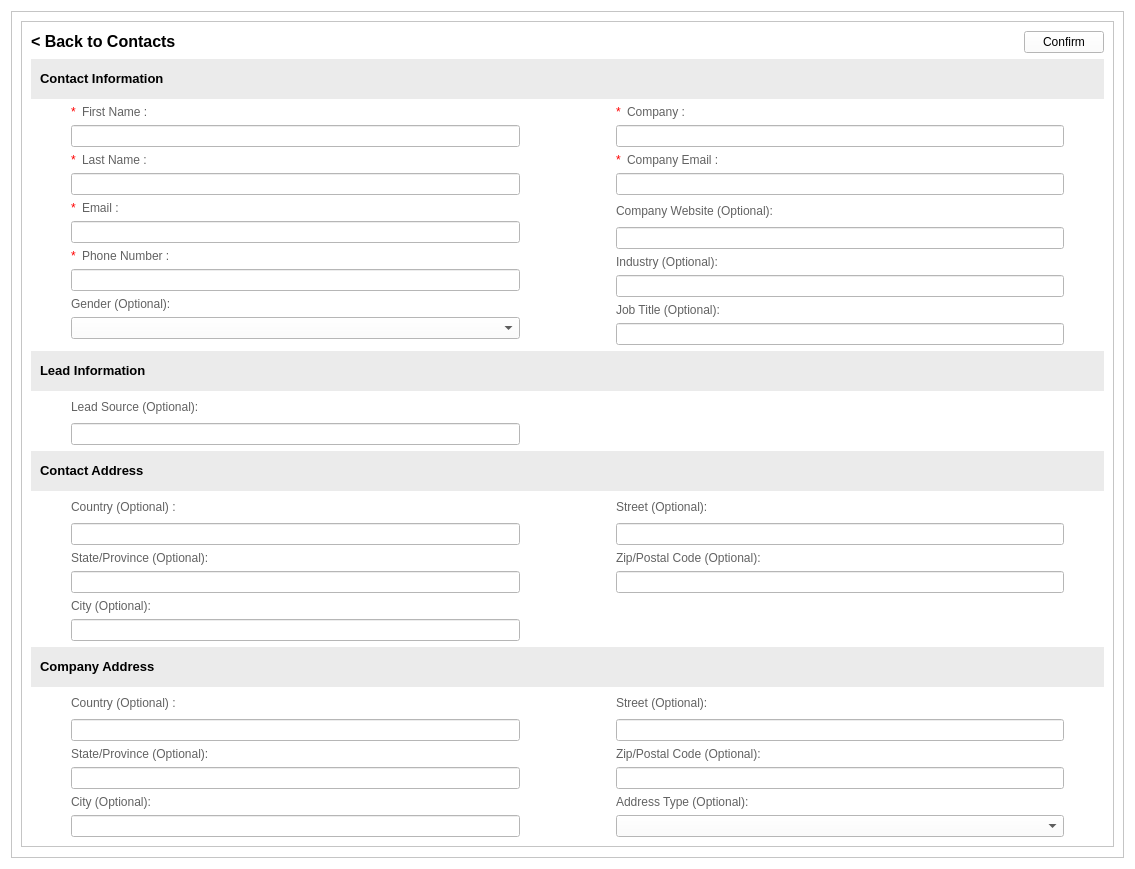
ImGaby123/SalesOptimizer-CRM, file CRM/views/ui/contacts_update.ui: the form before one commit.
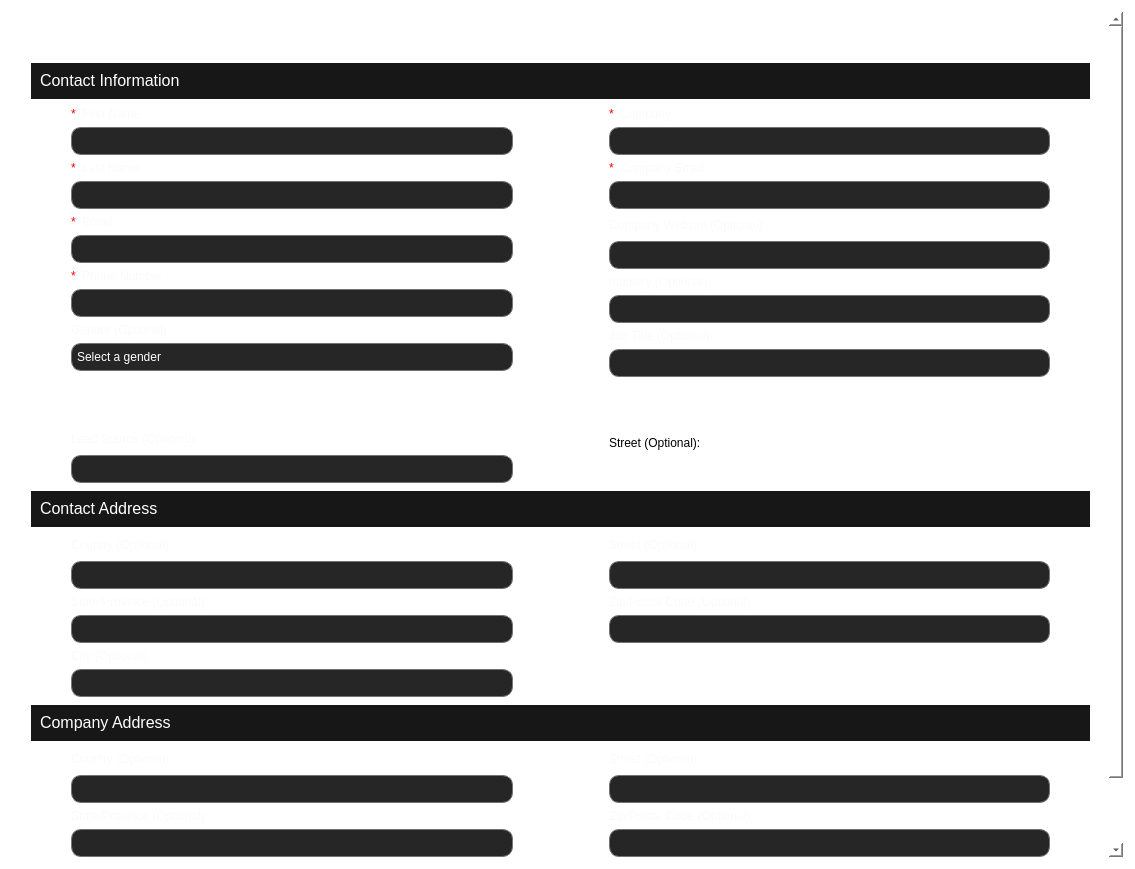
The form after the commit. Icons and pictures are not drawn.

What changed in the file:
```diff
--- a/CRM/views/ui/contacts_update.ui
+++ b/CRM/views/ui/contacts_update.ui
@@ -20,7 +20,10 @@
    <string>Edit Contact</string>
   </property>
   <property name="styleSheet">
-   <string notr="true">background-color: rgb(255, 255, 255);</string>
+   <string notr="true">background-color: transparent;
+background-color: rgb(255, 255, 255);
+
+</string>
   </property>
   <layout class="QGridLayout" name="gridLayout_11">
    <item row="0" column="0">
@@ -32,7 +35,8 @@
       </sizepolicy>
      </property>
      <property name="styleSheet">
-      <string notr="true">background-color: rgb(255, 255, 255);</string>
+      <string notr="true">background-color: transparent;
+</string>
      </property>
      <property name="widgetResizable">
       <bool>true</bool>
@@ -44,9 +48,9 @@
       <property name="geometry">
        <rect>
         <x>0</x>
-        <y>-197</y>
+        <y>0</y>
         <width>1094</width>
-        <height>1042</height>
+        <height>1186</height>
        </rect>
       </property>
       <property name="sizePolicy">
@@ -90,8 +94,8 @@
           </size>
          </property>
          <property name="styleSheet">
-          <string notr="true">
-background-color: rgb(255, 255, 255);</string>
+          <string notr="true">background-color: transparent;
+</string>
          </property>
          <property name="frameShape">
           <enum>QFrame::Shape::StyledPanel</enum>
@@ -140,6 +144,16 @@
                   <height>16777215</height>
                  </size>
                 </property>
+                <property name="styleSheet">
+                 <string notr="true">QLineEdit {
+    background-color: #262626;
+    border: 1px solid #737373;
+    color: white;
+	border-radius: 10px;
+	padding: 5px;
+	font: 10pt &quot;Segoe UI&quot;;
+}</string>
+                </property>
                </widget>
               </item>
               <item row="10" column="0">
@@ -151,7 +165,7 @@
                  </sizepolicy>
                 </property>
                 <property name="styleSheet">
-                 <string notr="true">color: rgb(98, 98, 98);</string>
+                 <string notr="true">color: #FAFAFA;</string>
                 </property>
                 <property name="text">
                  <string>Job Title (Optional):</string>
@@ -178,6 +192,16 @@
                   <height>16777215</height>
                  </size>
                 </property>
+                <property name="styleSheet">
+                 <string notr="true">QLineEdit {
+    background-color: #262626;
+    border: 1px solid #737373;
+    color: white;
+	border-radius: 10px;
+	padding: 5px;
+	font: 10pt &quot;Segoe UI&quot;;
+}</string>
+                </property>
                </widget>
               </item>
               <item row="0" column="0">
@@ -207,7 +231,7 @@
                    </sizepolicy>
                   </property>
                   <property name="styleSheet">
-                   <string notr="true">color: rgb(98, 98, 98);</string>
+                   <string notr="true">color: #FAFAFA;</string>
                   </property>
                   <property name="text">
                    <string>Company :</string>
@@ -236,6 +260,16 @@
                   <height>16777215</height>
                  </size>
                 </property>
+                <property name="styleSheet">
+                 <string>QLineEdit {
+    background-color: #262626;
+    border: 1px solid #737373;
+    color: white;
+	border-radius: 10px;
+	padding: 5px;
+	font: 10pt &quot;Segoe UI&quot;;
+}</string>
+                </property>
                </widget>
               </item>
               <item row="1" column="0">
@@ -258,6 +292,16 @@
                   <height>16777215</height>
                  </size>
                 </property>
+                <property name="styleSheet">
+                 <string notr="true">QLineEdit {
+    background-color: #262626;
+    border: 1px solid #737373;
+    color: white;
+	border-radius: 10px;
+	padding: 5px;
+	font: 10pt &quot;Segoe UI&quot;;
+}</string>
+                </property>
                </widget>
               </item>
               <item row="8" column="0">
@@ -269,7 +313,7 @@
                  </sizepolicy>
                 </property>
                 <property name="styleSheet">
-                 <string notr="true">color: rgb(98, 98, 98);</string>
+                 <string notr="true">color: #FAFAFA;</string>
                 </property>
                 <property name="text">
                  <string>Industry (Optional):</string>
@@ -285,7 +329,7 @@
                  </sizepolicy>
                 </property>
                 <property name="styleSheet">
-                 <string notr="true">color: rgb(98, 98, 98);</string>
+                 <string notr="true">color: #FAFAFA;</string>
                 </property>
                 <property name="text">
                  <string>Company Website (Optional):</string>
@@ -312,6 +356,16 @@
                   <height>16777215</height>
                  </size>
                 </property>
+                <property name="styleSheet">
+                 <string notr="true">QLineEdit {
+    background-color: #262626;
+    border: 1px solid #737373;
+    color: white;
+	border-radius: 10px;
+	padding: 5px;
+	font: 10pt &quot;Segoe UI&quot;;
+}</string>
+                </property>
                </widget>
               </item>
               <item row="6" column="1">
@@ -357,7 +411,7 @@
                    </sizepolicy>
                   </property>
                   <property name="styleSheet">
-                   <string notr="true">color: rgb(98, 98, 98);</string>
+                   <string notr="true">color: #FAFAFA;</string>
                   </property>
                   <property name="text">
                    <string>Company Email :</string>
@@ -390,6 +444,16 @@
                   <height>16777215</height>
                  </size>
                 </property>
+                <property name="styleSheet">
+                 <string notr="true">QLineEdit {
+    background-color: #262626;
+    border: 1px solid #737373;
+    color: white;
+	border-radius: 10px;
+	padding: 5px;
+	font: 10pt &quot;Segoe UI&quot;;
+}</string>
+                </property>
                </widget>
               </item>
               <item row="8" column="1">
@@ -412,6 +476,16 @@
                   <height>16777215</height>
                  </size>
                 </property>
+                <property name="styleSheet">
+                 <string notr="true">QLineEdit {
+    background-color: #262626;
+    border: 1px solid #737373;
+    color: white;
+	border-radius: 10px;
+	padding: 5px;
+	font: 10pt &quot;Segoe UI&quot;;
+}</string>
+                </property>
                </widget>
               </item>
               <item row="9" column="1">
@@ -423,7 +497,7 @@
                  </sizepolicy>
                 </property>
                 <property name="styleSheet">
-                 <string notr="true">color: rgb(98, 98, 98);</string>
+                 <string notr="true">color: #FAFAFA;</string>
                 </property>
                 <property name="text">
                  <string>Gender (Optional):</string>
@@ -450,6 +524,16 @@
                   <height>16777215</height>
                  </size>
                 </property>
+                <property name="styleSheet">
+                 <string notr="true">QLineEdit {
+    background-color: #262626;
+    border: 1px solid #737373;
+    color: white;
+	border-radius: 10px;
+	padding: 5px;
+	font: 10pt &quot;Segoe UI&quot;;
+}</string>
+                </property>
                </widget>
               </item>
               <item row="10" column="1">
@@ -461,7 +545,24 @@
                  </sizepolicy>
                 </property>
                 <property name="styleSheet">
-                 <string notr="true"/>
+                 <string notr="true">QComboBox {
+    background-color: #262626;
+    border: 1px solid #737373;
+    color: white;
+    border-radius: 10px;
+    padding: 5px;
+    font: 10pt &quot;Segoe UI&quot;;
+}
+
+QComboBox::drop-down {
+    border: none;
+}
+
+QComboBox QAbstractItemView {
+    background-color: #262626;
+    color: white;
+    border-radius: 10px;
+}</string>
                 </property>
                 <property name="currentIndex">
                  <number>-1</number>
@@ -529,7 +630,7 @@
                    </sizepolicy>
                   </property>
                   <property name="styleSheet">
-                   <string notr="true">color: rgb(98, 98, 98);</string>
+                   <string notr="true">color: #FAFAFA;</string>
                   </property>
                   <property name="text">
                    <string>First Name :</string>
@@ -558,6 +659,16 @@
                   <height>16777215</height>
                  </size>
                 </property>
+                <property name="styleSheet">
+                 <string notr="true">QLineEdit {
+    background-color: #262626;
+    border: 1px solid #737373;
+    color: white;
+	border-radius: 10px;
+	padding: 5px;
+	font: 10pt &quot;Segoe UI&quot;;
+}</string>
+                </property>
                </widget>
               </item>
               <item row="3" column="1">
@@ -587,7 +698,7 @@
                    </sizepolicy>
                   </property>
                   <property name="styleSheet">
-                   <string notr="true">color: rgb(98, 98, 98);</string>
+                   <string notr="true">color: #FAFAFA;</string>
                   </property>
                   <property name="text">
                    <string>Last Name :</string>
@@ -623,7 +734,7 @@
                    </sizepolicy>
                   </property>
                   <property name="styleSheet">
-                   <string notr="true">color: rgb(98, 98, 98);</string>
+                   <string notr="true">color: #FAFAFA;</string>
                   </property>
                   <property name="text">
                    <string>Email :</string>
@@ -659,7 +770,7 @@
                    </sizepolicy>
                   </property>
                   <property name="styleSheet">
-                   <string notr="true">color: rgb(98, 98, 98);</string>
+                   <string notr="true">color: #FAFAFA;</string>
                   </property>
                   <property name="text">
                    <string>Phone Number :</string>
@@ -689,7 +800,14 @@
                </size>
               </property>
               <property name="styleSheet">
-               <string notr="true">background-color: rgb(235, 235, 235);</string>
+               <string notr="true">QWidget {
+    background-color: #171717;
+    border-top: 2px solid #ffffff;   /* Change color/width as needed */
+    border-bottom: 2px solid #ffffff;
+    border-left: none;
+    border-right: none;
+}
+</string>
               </property>
               <layout class="QGridLayout" name="gridLayout_4">
                <item row="0" column="0">
@@ -702,12 +820,18 @@
                  </property>
                  <property name="font">
                   <font>
-                   <pointsize>10</pointsize>
-                   <bold>true</bold>
+                   <family>Segoe UI</family>
+                   <pointsize>12</pointsize>
+                   <italic>false</italic>
+                   <fontweight>Black</fontweight>
                   </font>
                  </property>
                  <property name="styleSheet">
-                  <string notr="true"/>
+                  <string notr="true">QLabel {
+    border: none;
+    color: white;
+font: 900 12pt &quot;Segoe UI&quot;;
+}</string>
                  </property>
                  <property name="text">
                   <string>Company Address </string>
@@ -724,7 +848,18 @@
             <item row="0" column="2">
              <layout class="QGridLayout" name="gridLayout_27">
               <item row="5" column="0">
-               <widget class="QLineEdit" name="company_street_line"/>
+               <widget class="QLineEdit" name="company_street_line">
+                <property name="styleSheet">
+                 <string notr="true">QLineEdit {
+    background-color: #262626;
+    border: 1px solid #737373;
+    color: white;
+	border-radius: 10px;
+	padding: 5px;
+	font: 10pt &quot;Segoe UI&quot;;
+}</string>
+                </property>
+               </widget>
               </item>
               <item row="4" column="1">
                <spacer name="horizontalSpacer_17">
@@ -751,7 +886,24 @@
                  </sizepolicy>
                 </property>
                 <property name="styleSheet">
-                 <string notr="true"/>
+                 <string notr="true">QComboBox {
+    background-color: #262626;
+    border: 1px solid #737373;
+    color: white;
+    border-radius: 10px;
+    padding: 5px;
+    font: 10pt &quot;Segoe UI&quot;;
+}
+
+QComboBox::drop-down {
+    border: none;
+}
+
+QComboBox QAbstractItemView {
+    background-color: #262626;
+    color: white;
+    border-radius: 10px;
+}</string>
                 </property>
                 <property name="currentIndex">
                  <number>-1</number>
@@ -785,7 +937,7 @@
                  </sizepolicy>
                 </property>
                 <property name="styleSheet">
-                 <string notr="true">color: rgb(98, 98, 98);</string>
+                 <string notr="true">color: #FAFAFA;</string>
                 </property>
                 <property name="text">
                  <string>Zip/Postal Code (Optional):</string>
@@ -801,7 +953,7 @@
                  </sizepolicy>
                 </property>
                 <property name="styleSheet">
-                 <string notr="true">color: rgb(98, 98, 98);</string>
+                 <string notr="true">color: #FAFAFA;</string>
                 </property>
                 <property name="text">
                  <string>Street (Optional):</string>
@@ -828,6 +980,16 @@
                   <height>16777215</height>
                  </size>
                 </property>
+                <property name="styleSheet">
+                 <string notr="true">QLineEdit {
+    background-color: #262626;
+    border: 1px solid #737373;
+    color: white;
+	border-radius: 10px;
+	padding: 5px;
+	font: 10pt &quot;Segoe UI&quot;;
+}</string>
+                </property>
                </widget>
               </item>
               <item row="9" column="0">
@@ -839,7 +1001,7 @@
                  </sizepolicy>
                 </property>
                 <property name="styleSheet">
-                 <string notr="true">color: rgb(98, 98, 98);</string>
+                 <string notr="true">color: #FAFAFA;</string>
                 </property>
                 <property name="text">
                  <string>Address Type (Optional):</string>
@@ -891,7 +1053,7 @@
                  </sizepolicy>
                 </property>
                 <property name="styleSheet">
-                 <string notr="true">color: rgb(98, 98, 98);</string>
+                 <string notr="true">color: #FAFAFA;</string>
                 </property>
                 <property name="text">
                  <string>Country (Optional) :</string>
@@ -918,6 +1080,16 @@
                   <height>16777215</height>
                  </size>
                 </property>
+                <property name="styleSheet">
+                 <string notr="true">QLineEdit {
+    background-color: #262626;
+    border: 1px solid #737373;
+    color: white;
+	border-radius: 10px;
+	padding: 5px;
+	font: 10pt &quot;Segoe UI&quot;;
+}</string>
+                </property>
                </widget>
               </item>
               <item row="3" column="1">
@@ -940,6 +1112,16 @@
                   <height>16777215</height>
                  </size>
                 </property>
+                <property name="styleSheet">
+                 <string notr="true">QLineEdit {
+    background-color: #262626;
+    border: 1px solid #737373;
+    color: white;
+	border-radius: 10px;
+	padding: 5px;
+	font: 10pt &quot;Segoe UI&quot;;
+}</string>
+                </property>
                </widget>
               </item>
               <item row="2" column="1">
@@ -951,7 +1133,7 @@
                  </sizepolicy>
                 </property>
                 <property name="styleSheet">
-                 <string notr="true">color: rgb(98, 98, 98);</string>
+                 <string notr="true">color: #FAFAFA;</string>
                 </property>
                 <property name="text">
                  <string>State/Province (Optional):</string>
@@ -967,7 +1149,7 @@
                  </sizepolicy>
                 </property>
                 <property name="styleSheet">
-                 <string notr="true">color: rgb(98, 98, 98);</string>
+                 <string notr="true">color: #FAFAFA;</string>
                 </property>
                 <property name="text">
                  <string>City (Optional):</string>
@@ -982,6 +1164,16 @@
                   <verstretch>0</verstretch>
                  </sizepolicy>
                 </property>
+                <property name="styleSheet">
+                 <string notr="true">QLineEdit {
+    background-color: #262626;
+    border: 1px solid #737373;
+    color: white;
+	border-radius: 10px;
+	padding: 5px;
+	font: 10pt &quot;Segoe UI&quot;;
+}</string>
+                </property>
                </widget>
               </item>
              </layout>
@@ -1008,8 +1200,13 @@
                </size>
               </property>
               <property name="styleSheet">
-               <string notr="true">background-color: rgb(235, 235, 235);
-
+               <string notr="true">QWidget {
+    background-color: #171717;
+    border-top: 2px solid #ffffff;   /* Change color/width as needed */
+    border-bottom: 2px solid #ffffff;
+    border-left: none;
+    border-right: none;
+}
 </string>
               </property>
               <layout class="QGridLayout" name="gridLayout_5">
@@ -1023,12 +1220,18 @@
                  </property>
                  <property name="font">
                   <font>
-                   <pointsize>10</pointsize>
-                   <bold>true</bold>
+                   <family>Segoe UI</family>
+                   <pointsize>12</pointsize>
+                   <italic>false</italic>
+                   <fontweight>Black</fontweight>
                   </font>
                  </property>
                  <property name="styleSheet">
-                  <string notr="true"/>
+                  <string notr="true">QLabel {
+    border: none;
+    color: white;
+font: 900 12pt &quot;Segoe UI&quot;;
+}</string>
                  </property>
                  <property name="text">
                   <string>Contact Information</string>
@@ -1055,7 +1258,7 @@
                    </sizepolicy>
                   </property>
                   <property name="styleSheet">
-                   <string notr="true">color: rgb(98, 98, 98);</string>
+                   <string notr="true">color: #FAFAFA;</string>
                   </property>
                   <property name="text">
                    <string>Lead Source (Optional):</string>
@@ -1084,6 +1287,16 @@
                   <height>16777215</height>
                  </size>
                 </property>
+                <property name="styleSheet">
+                 <string notr="true">QLineEdit {
+    background-color: #262626;
+    border: 1px solid #737373;
+    color: white;
+	border-radius: 10px;
+	padding: 5px;
+	font: 10pt &quot;Segoe UI&quot;;
+}</string>
+                </property>
                </widget>
               </item>
               <item row="0" column="0">
@@ -1175,7 +1388,7 @@
                  </sizepolicy>
                 </property>
                 <property name="styleSheet">
-                 <string notr="true">color: rgb(255, 255, 255);</string>
+                 <string notr="true">color: rgb(0, 0, 0);</string>
                 </property>
                 <property name="text">
                  <string>Street (Optional):</string>
@@ -1191,7 +1404,18 @@
             <item row="0" column="2">
              <layout class="QGridLayout" name="gridLayout_23">
               <item row="5" column="0">
-               <widget class="QLineEdit" name="street_line"/>
+               <widget class="QLineEdit" name="street_line">
+                <property name="styleSheet">
+                 <string notr="true">QLineEdit {
+    background-color: #262626;
+    border: 1px solid #737373;
+    color: white;
+	border-radius: 10px;
+	padding: 5px;
+	font: 10pt &quot;Segoe UI&quot;;
+}</string>
+                </property>
+               </widget>
               </item>
               <item row="4" column="0">
                <widget class="QLabel" name="StreetLabel_4">
@@ -1202,7 +1426,7 @@
                  </sizepolicy>
                 </property>
                 <property name="styleSheet">
-                 <string notr="true">color: rgb(98, 98, 98);</string>
+                 <string notr="true">color: #FAFAFA;</string>
                 </property>
                 <property name="text">
                  <string>Street (Optional):</string>
@@ -1245,6 +1469,16 @@
                   <height>16777215</height>
                  </size>
                 </property>
+                <property name="styleSheet">
+                 <string notr="true">QLineEdit {
+    background-color: #262626;
+    border: 1px solid #737373;
+    color: white;
+	border-radius: 10px;
+	padding: 5px;
+	font: 10pt &quot;Segoe UI&quot;;
+}</string>
+                </property>
                </widget>
               </item>
               <item row="7" column="0">
@@ -1256,7 +1490,7 @@
                  </sizepolicy>
                 </property>
                 <property name="styleSheet">
-                 <string notr="true">color: rgb(98, 98, 98);</string>
+                 <string notr="true">color: #FAFAFA;</string>
                 </property>
                 <property name="text">
                  <string>Zip/Postal Code (Optional):</string>
@@ -1299,7 +1533,7 @@
                  </sizepolicy>
                 </property>
                 <property name="styleSheet">
-                 <string notr="true">color: rgb(98, 98, 98);</string>
+                 <string notr="true">color: #FAFAFA;</string>
                 </property>
                 <property name="text">
                  <string>Country (Optional) :</string>
@@ -1326,6 +1560,16 @@
                   <height>16777215</height>
                  </size>
                 </property>
+                <property name="styleSheet">
+                 <string notr="true">QLineEdit {
+    background-color: #262626;
+    border: 1px solid #737373;
+    color: white;
+	border-radius: 10px;
+	padding: 5px;
+	font: 10pt &quot;Segoe UI&quot;;
+}</string>
+                </property>
                </widget>
               </item>
               <item row="3" column="1">
@@ -1348,6 +1592,16 @@
                   <height>16777215</height>
                  </size>
                 </property>
+                <property name="styleSheet">
+                 <string notr="true">QLineEdit {
+    background-color: #262626;
+    border: 1px solid #737373;
+    color: white;
+	border-radius: 10px;
+	padding: 5px;
+	font: 10pt &quot;Segoe UI&quot;;
+}</string>
+                </property>
                </widget>
               </item>
               <item row="2" column="1">
@@ -1359,7 +1613,7 @@
                  </sizepolicy>
                 </property>
                 <property name="styleSheet">
-                 <string notr="true">color: rgb(98, 98, 98);</string>
+                 <string notr="true">color: #FAFAFA;</string>
                 </property>
                 <property name="text">
                  <string>State/Province (Optional):</string>
@@ -1375,7 +1629,7 @@
                  </sizepolicy>
                 </property>
                 <property name="styleSheet">
-                 <string notr="true">color: rgb(98, 98, 98);</string>
+                 <string notr="true">color: #FAFAFA;</string>
                 </property>
                 <property name="text">
                  <string>City (Optional):</string>
@@ -1390,6 +1644,16 @@
                   <verstretch>0</verstretch>
                  </sizepolicy>
                 </property>
+                <property name="styleSheet">
+                 <string notr="true">QLineEdit {
+    background-color: #262626;
+    border: 1px solid #737373;
+    color: white;
+	border-radius: 10px;
+	padding: 5px;
+	font: 10pt &quot;Segoe UI&quot;;
+}</string>
+                </property>
                </widget>
               </item>
              </layout>
@@ -1429,7 +1693,14 @@
                </size>
               </property>
               <property name="styleSheet">
-               <string notr="true">background-color: rgb(235, 235, 235);</string>
+               <string notr="true">QWidget {
+    background-color: #171717;
+    border-top: 2px solid #ffffff;   /* Change color/width as needed */
+    border-bottom: 2px solid #ffffff;
+    border-left: none;
+    border-right: none;
+}
+</string>
               </property>
               <layout class="QGridLayout" name="gridLayout_17">
                <item row="0" column="0">
@@ -1442,12 +1713,18 @@
                  </property>
                  <property name="font">
                   <font>
-                   <pointsize>10</pointsize>
-                   <bold>true</bold>
+                   <family>Segoe UI</family>
+                   <pointsize>12</pointsize>
+                   <italic>false</italic>
+                   <fontweight>Black</fontweight>
                   </font>
                  </property>
                  <property name="styleSheet">
-                  <string notr="true"/>
+                  <string notr="true">QLabel {
+    border: none;
+    color: white;
+font: 900 12pt &quot;Segoe UI&quot;;
+}</string>
                  </property>
                  <property name="text">
                   <string>Contact Address </string>
@@ -1471,18 +1748,22 @@
               </property>
               <property name="font">
                <font>
-                <pointsize>12</pointsize>
-                <bold>true</bold>
+                <family>Segoe UI</family>
+                <pointsize>15</pointsize>
+                <italic>false</italic>
+                <fontweight>Black</fontweight>
                </font>
               </property>
               <property name="styleSheet">
                <string notr="true">QPushButton {
     border: none;          /* Removes the button border */
     background: transparent; /* Makes it blend with the background */
-    color: black;          /* Matches QLabel text color */
+    color: white;          /* Matches QLabel text color */
     text-align: left;      /* Aligns text like a QLabel (optional) */
     padding: 0px;          /* Removes extra spacing */
-}</string>
+font: 900 15pt &quot;Segoe UI&quot;;
+}
+</string>
               </property>
               <property name="text">
                <string>&lt; Back to Contacts</string>
@@ -1520,9 +1801,10 @@
               </property>
               <property name="font">
                <font>
-                <pointsize>9</pointsize>
+                <family>Segoe UI</family>
+                <pointsize>15</pointsize>
                 <italic>false</italic>
-                <bold>false</bold>
+                <fontweight>Black</fontweight>
                </font>
               </property>
               <property name="cursor">
@@ -1530,6 +1812,12 @@
               </property>
               <property name="styleSheet">
                <string notr="true">QPushButton {
+    border: none;          /* Removes the button border */
+    background: transparent; /* Makes it blend with the background */
+    color: white;          /* Matches QLabel text color */
+    text-align: left;      /* Aligns text like a QLabel (optional) */
+    padding: 0px;          /* Removes extra spacing */
+font: 900 15pt &quot;Segoe UI&quot;;
 }
 </string>
               </property>
@@ -1560,7 +1848,14 @@
                </size>
               </property>
               <property name="styleSheet">
-               <string notr="true">background-color: rgb(235, 235, 235);
+               <string notr="true">QWidget {
+    background-color: #171717;
+    border-top: 2px solid #ffffff;   /* Change color/width as needed */
+    border-bottom: 2px solid #ffffff;
+    border-left: none;
+    border-right: none;
+}
+background-color: rgb(235, 235, 235);
 
 </string>
               </property>
@@ -1575,12 +1870,18 @@
                  </property>
                  <property name="font">
                   <font>
-                   <pointsize>10</pointsize>
-                   <bold>true</bold>
+                   <family>Segoe UI</family>
+                   <pointsize>12</pointsize>
+                   <italic>false</italic>
+                   <fontweight>Black</fontweight>
                   </font>
                  </property>
                  <property name="styleSheet">
-                  <string notr="true"/>
+                  <string notr="true">QLabel {
+    border: none;
+    color: white;
+font: 900 12pt &quot;Segoe UI&quot;;
+}</string>
                  </property>
                  <property name="text">
                   <string>Lead Information</string>
```
